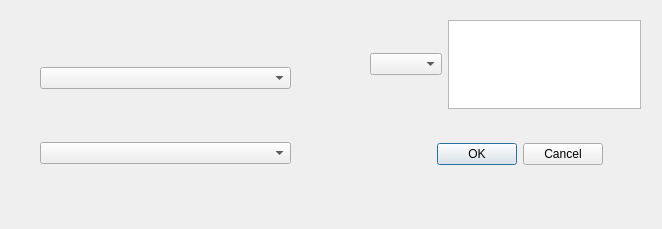
First picture: the form in widget/GUI.ui, repository HiteSit/PyMol_Fitter, before the edit.
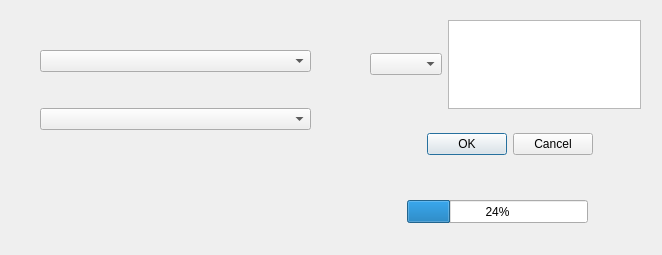
Second picture: the form after the edit.

Commit message: trying to add progress bar

```diff
--- a/widget/GUI.ui
+++ b/widget/GUI.ui
@@ -7,7 +7,7 @@
     <x>0</x>
     <y>0</y>
     <width>662</width>
-    <height>229</height>
+    <height>255</height>
    </rect>
   </property>
   <property name="windowTitle">
@@ -16,8 +16,8 @@
   <widget class="QDialogButtonBox" name="buttonBox">
    <property name="geometry">
     <rect>
-     <x>410</x>
-     <y>140</y>
+     <x>400</x>
+     <y>130</y>
      <width>193</width>
      <height>28</height>
     </rect>
@@ -31,8 +31,8 @@
     <rect>
      <x>40</x>
      <y>20</y>
-     <width>251</width>
-     <height>191</height>
+     <width>271</width>
+     <height>141</height>
     </rect>
    </property>
    <layout class="QVBoxLayout" name="verticalLayout">
@@ -62,6 +62,19 @@
     </item>
    </layout>
   </widget>
+  <widget class="QProgressBar" name="progressBar">
+   <property name="geometry">
+    <rect>
+     <x>407</x>
+     <y>200</y>
+     <width>181</width>
+     <height>23</height>
+    </rect>
+   </property>
+   <property name="value">
+    <number>24</number>
+   </property>
+  </widget>
  </widget>
  <resources/>
  <connections/>
```
The commit also changes 2 other files.
